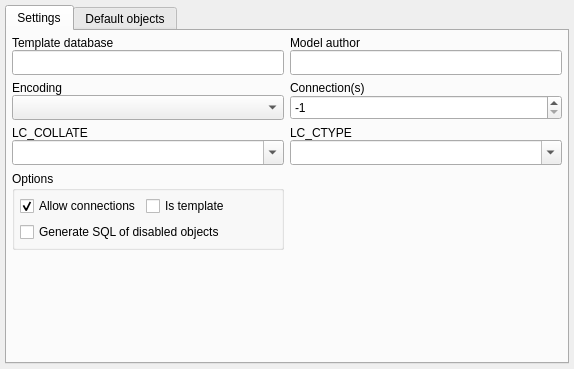
Qt form libs/libgui/ui/dbobjects/databasewidget.ui (maniac787/pgmodeler) before a commit.
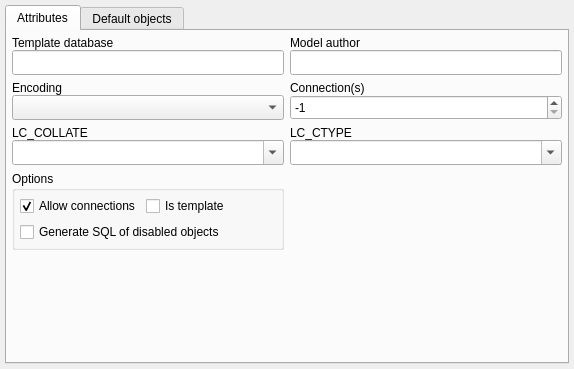
The same form after that commit. Icons and pictures are not drawn.

Commit message:
WIP: Refactor RoleWidget layout and improve tab naming consistency
- WIP: Refactored RoleWidget to use configureTabbedLayout()
- WIP: Updated member role tables creation and layout
- WIP: Changed password field name: passwd_edt -> password_edt
- WIP: Adjusted minimum size: 580x550 -> 600x320
- Renamed DatabaseWidget tabs: 'Settings' -> 'Attributes', fixed object names
- Fixed DatabaseWidget info frame message typo: 'denpendency' -> 'dependency'
- Changed CastWidget tab name: 'Cast attributes' -> 'Attributes'
- Changed BaseObjectWidget General tab icon: 'attribute' -> 'objects'

Patch:
```diff
--- a/libs/libgui/ui/dbobjects/databasewidget.ui
+++ b/libs/libgui/ui/dbobjects/databasewidget.ui
@@ -49,7 +49,7 @@
         <normaloff>:/icons/icons/extension.png</normaloff>:/icons/icons/extension.png</iconset>
       </attribute>
       <attribute name="title">
-       <string>Settings</string>
+       <string>Attributes</string>
       </attribute>
       <layout class="QGridLayout" name="settings_grid">
        <property name="leftMargin">
```
Left out of the diff: 8 changed lines with no effect on the pictures. The commit also changes 5 other files.
